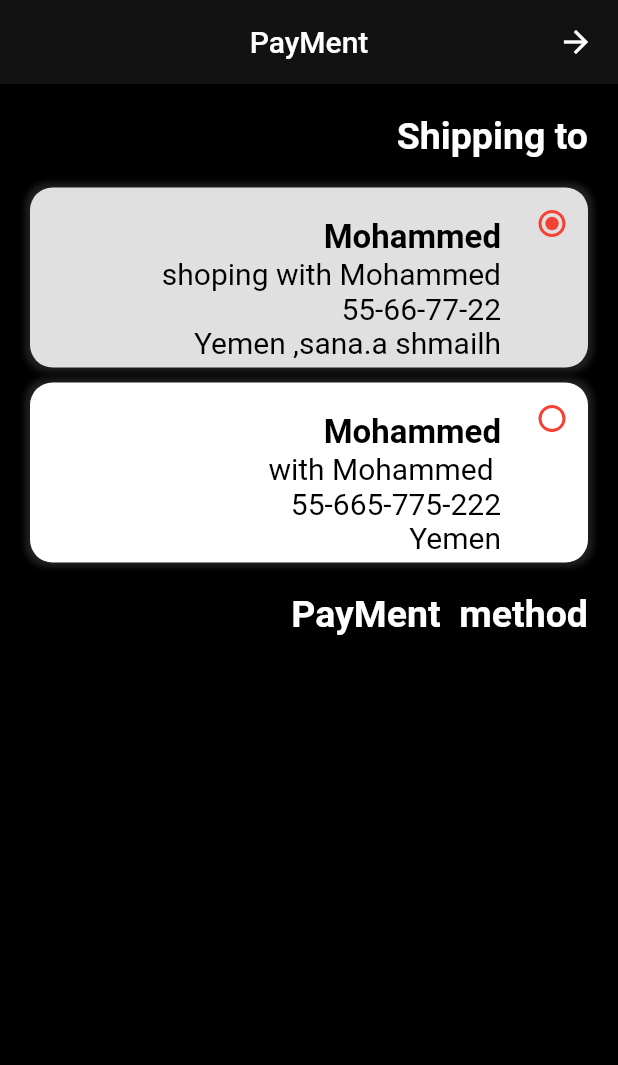
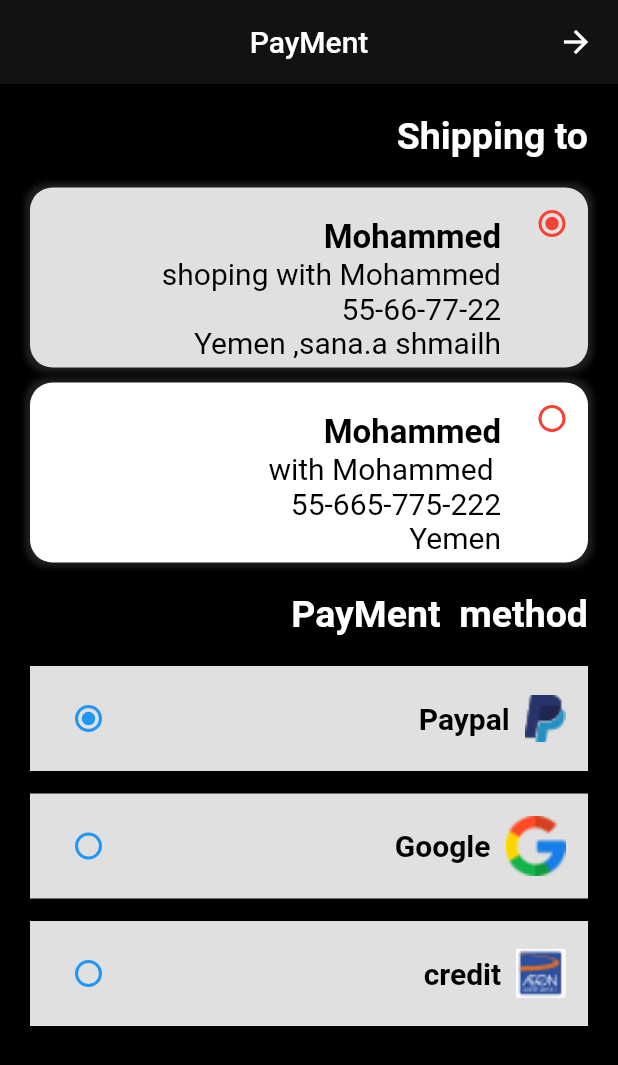
Before and after one commit to Mohammed-Salem2022/shoping-, a Flutter app: the PaymentScreen screen opened directly, on a phone screen of 412 x 824 dp. Shown: the top 1065 px of the screen. Run offline on Flutter 3.47's test engine with Material 2 defaults, Android fonts, the phone set to English and light mode, and no system bars; our stand-ins replace badges, carousel_slider, cloud_firestore, firebase_auth, firebase_core, flutter_rating_bar and 5 more; missing offline and left inert: flutter_facebook_auth; accounts and stored records are empty; network calls fail; statements that could not run were skipped.

Commit message:
21 commit

```diff
--- a/lib/view/sereen/payment_screen.dart
+++ b/lib/view/sereen/payment_screen.dart
@@ -7,6 +7,7 @@ import '../../utils/theme.dart';
 import 'package:get/get.dart';
 
 import '../widgets/payment/delivery_container_widget.dart';
+import '../widgets/payment/payment_method_widget.dart';
 
   class PaymentScreen extends StatelessWidget {
     @override
@@ -39,8 +40,10 @@ import '../widgets/payment/delivery_container_widget.dart';
               color: Get.isDarkMode?Colors.white:Colors.black,
               fontsize: 25),
           const SizedBox(height: 20,),
-          // PaymentMethodWidget
+          PaymentMethodWidget(),
           const SizedBox(height: 30,),
+
+
           //totalButton
         ]),
         ),
--- /dev/null
+++ b/lib/view/widgets/payment/payment_method_widget.dart
@@ -0,0 +1,124 @@
+
+
+
+import 'package:flutter/cupertino.dart';
+import 'package:flutter/material.dart';
+import 'package:get/get.dart';
+import 'package:shoping_f/view/widgets/text_Utils.dart';
+class PaymentMethodWidget extends StatefulWidget {
+  @override
+  _PaymentMethodWidgetState createState() => _PaymentMethodWidgetState();
+}
+
+class _PaymentMethodWidgetState extends State<PaymentMethodWidget> {
+   int indexradio=1;
+  @override
+  Widget build(BuildContext context) {
+    return Column(
+
+      children: [
+        BuildKIindpayment(
+          value: 1,
+
+          name: 'Paypal',
+          image: 'images/paypal.png',
+          scale: 0.7,
+          onchanged: (value){
+            setState(() {
+              indexradio=value;
+            });
+          } ,
+
+
+        ),
+        SizedBox(
+          height: 15,
+
+        ),
+        BuildKIindpayment(
+          value:2,
+
+          name: 'Google',
+          image: 'images/google.png',
+          scale: 0.7,
+          onchanged: (value){
+            setState(() {
+              indexradio=value;
+            });
+          } ,
+
+
+        ),
+        const SizedBox(
+          height: 15,
+
+        ),
+        BuildKIindpayment(
+          value: 3,
+
+          name: 'credit',
+          image: 'images/credit.png',
+          scale: 0.7,
+          onchanged: (value){
+            setState(() {
+              indexradio=value;
+            });
+          } ,
+
+
+        ),
+
+      ],
+
+
+    );
+  }
+
+  Widget BuildKIindpayment({
+  required String image,
+  required String name,
+  required double scale,
+  required Function onchanged,
+    required int value,
+}){
+
+    return Container(
+     // padding: EdgeInsets.all(20),
+      width: double.infinity,
+      height: 70,
+
+      color: Colors.grey.shade300,
+      child: Padding(padding: EdgeInsets.all(15),
+
+      child: Row(
+        mainAxisAlignment: MainAxisAlignment.spaceBetween,
+        children: [
+          Row(
+            mainAxisAlignment: MainAxisAlignment.start,
+            children: [
+              Image.asset(image,scale:  scale,),
+              SizedBox(width: 10,),
+              TextUtils(
+                  text: name,
+                  fontWeight: FontWeight.bold,
+                  color: Colors.black,
+                  fontsize: 20),
+            ],
+
+
+          ),
+          Radio(
+              value:value ,
+              fillColor: MaterialStateColor.resolveWith((states) => Colors.blue),
+              groupValue:  indexradio ,
+              onChanged: (value){
+                onchanged(value);
+              })
+        ],
+      ) ,
+      ),
+
+
+    );
+  }
+}
```
